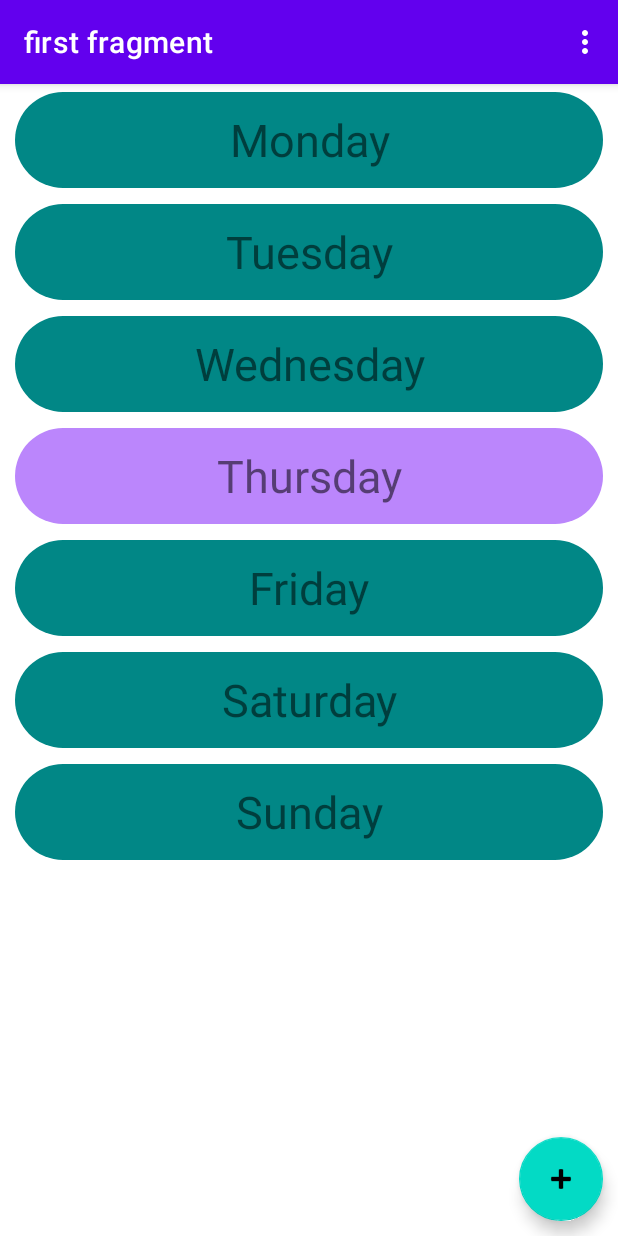
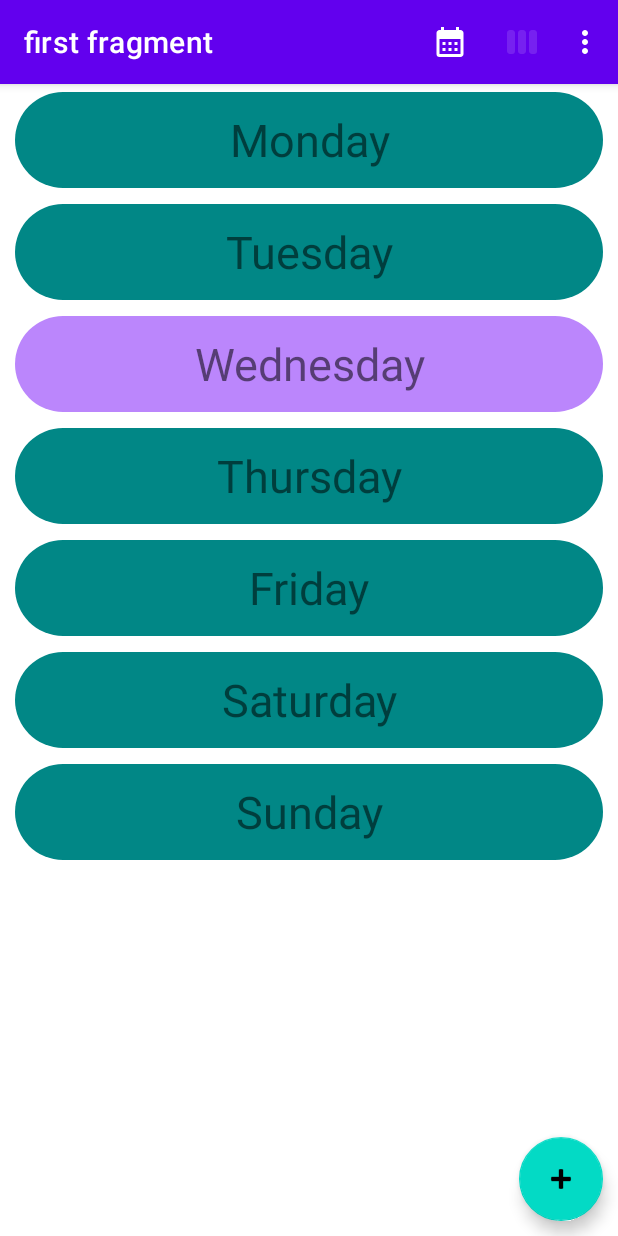
Before and after one commit to zamixn/ChoresRPG, an Android app: the screen it shows after launch (MainActivity), in the options menu, after a tap on "Delete All Save Data", on a phone screen of 412 x 824 dp. Run offline under Robolectric (Android 15) with nearby library versions, the phone set to English and light mode, and no system bars; our stand-ins replace navigation-ui.

Commit message:
monthly view

```diff
--- a/app/src/main/AndroidManifest.xml
+++ b/app/src/main/AndroidManifest.xml
@@ -27,6 +27,11 @@
                 android:name="android.app.lib_name"
                 android:value="" />
         </activity>
+        <activity
+            android:name=".MonthActivity"
+            android:exported="false"
+            android:label="@string/monthly_view"
+            android:theme="@style/Theme.ChoresRPG.NoActionBar" />
     </application>
 
 </manifest>
--- a/app/src/main/java/com/zsoftware/choresrpg/MainActivity.java
+++ b/app/src/main/java/com/zsoftware/choresrpg/MainActivity.java
@@ -1,5 +1,6 @@
 package com.zsoftware.choresrpg;
 
+import android.content.Intent;
 import android.graphics.Color;
 import android.os.Bundle;
 
@@ -7,12 +8,7 @@ import com.google.android.material.snackbar.Snackbar;
 
 import androidx.activity.EdgeToEdge;
 import androidx.activity.SystemBarStyle;
-import androidx.annotation.NonNull;
 import androidx.appcompat.app.AppCompatActivity;
-import androidx.core.graphics.Insets;
-import androidx.core.view.OnApplyWindowInsetsListener;
-import androidx.core.view.ViewCompat;
-import androidx.core.view.WindowInsetsCompat;
 
 import android.view.View;
 
@@ -44,7 +40,7 @@ public class MainActivity extends AppCompatActivity {
 
         binding = ActivityMainBinding.inflate(getLayoutInflater());
         setContentView(binding.getRoot());
-        ApplySafeAreaInsets();
+        ScreenSetup.ApplySafeAreaInsets(binding.appBar, binding.contentMain.getRoot());
 
         setSupportActionBar(binding.toolbar);
 
@@ -53,38 +49,11 @@ public class MainActivity extends AppCompatActivity {
         NavigationUI.setupActionBarWithNavController(this, navController, appBarConfiguration);
     }
 
-    // Keeps the toolbar below the status bar / camera cutout and the screen content
-    // (including buttons at the bottom) above the navigation bar and the keyboard.
-    private void ApplySafeAreaInsets()
-    {
-        final int insetTypes = WindowInsetsCompat.Type.systemBars() | WindowInsetsCompat.Type.displayCutout();
-
-        ViewCompat.setOnApplyWindowInsetsListener(binding.appBar, new OnApplyWindowInsetsListener() {
-            @NonNull
-            @Override
-            public WindowInsetsCompat onApplyWindowInsets(@NonNull View view, @NonNull WindowInsetsCompat windowInsets) {
-                Insets bars = windowInsets.getInsets(insetTypes);
-                view.setPadding(bars.left, bars.top, bars.right, 0);
-                return windowInsets;
-            }
-        });
-
-        ViewCompat.setOnApplyWindowInsetsListener(binding.contentMain.getRoot(), new OnApplyWindowInsetsListener() {
-            @NonNull
-            @Override
-            public WindowInsetsCompat onApplyWindowInsets(@NonNull View view, @NonNull WindowInsetsCompat windowInsets) {
-                Insets bars = windowInsets.getInsets(insetTypes);
-                Insets ime = windowInsets.getInsets(WindowInsetsCompat.Type.ime());
-                view.setPadding(bars.left, 0, bars.right, Math.max(bars.bottom, ime.bottom));
-                return windowInsets;
-            }
-        });
-    }
-
     @Override
     public boolean onCreateOptionsMenu(Menu menu) {
         // Inflate the menu; this adds items to the action bar if it is present.
         getMenuInflater().inflate(R.menu.menu_main, menu);
+        ScreenSetup.MarkCurrentView(menu, R.id.action_weekly_view);
         return true;
     }
 
@@ -100,10 +69,16 @@ public class MainActivity extends AppCompatActivity {
             return true;
         }
 
+        if(id == R.id.action_monthly_view)
+        {
+            startActivity(new Intent(this, MonthActivity.class));
+            return true;
+        }
+
         if(id == R.id.action_delete_all_save_data)
         {
             SaveData.Instance().DeleteAll();
-            Toast.makeText(this, "All data deleted", Toast.LENGTH_SHORT).show();
+            Toast.makeText(this, R.string.all_data_deleted, Toast.LENGTH_SHORT).show();
             return true;
         }
 
--- a/app/src/main/java/com/zsoftware/choresrpg/SaveData.java
+++ b/app/src/main/java/com/zsoftware/choresrpg/SaveData.java
@@ -21,17 +21,21 @@ public class SaveData {
         return _Instance;
     }
     private SharedPreferences SharedPreferences;
+    // Chores were first saved with Activity.getPreferences() from MainActivity, which uses a
+    // preferences file named after that activity. Open that same file by name so every activity
+    // (MainActivity, MonthActivity) reads and writes the same chore list.
+    private static final String PreferencesFileName = "MainActivity";
     public static void Initialize(Activity context)
     {
         _Instance = new SaveData();
-        _Instance.SharedPreferences = context.getPreferences(MODE_PRIVATE);
+        _Instance.SharedPreferences = context.getSharedPreferences(PreferencesFileName, MODE_PRIVATE);
     }
 
     public List<Chore> GetChoreList()
     {
         ArrayList<Chore> chores = new ArrayList<Chore>();
         String s = SharedPreferences.getString(SaveKey, "");
-        if(s == "")
+        if(s.isEmpty())
             return chores;
         String[] strings = s.split(";");
         for (int i = 0; i < strings.length; i++)
--- /dev/null
+++ b/app/src/main/java/com/zsoftware/choresrpg/ScreenSetup.java
@@ -0,0 +1,53 @@
+package com.zsoftware.choresrpg;
+
+import android.view.Menu;
+import android.view.MenuItem;
+import android.view.View;
+
+import androidx.annotation.NonNull;
+import androidx.core.graphics.Insets;
+import androidx.core.view.OnApplyWindowInsetsListener;
+import androidx.core.view.ViewCompat;
+import androidx.core.view.WindowInsetsCompat;
+
+// Shared setup for the app's activities: safe-area padding and the view switch buttons.
+public class ScreenSetup {
+    private static final int INSET_TYPES = WindowInsetsCompat.Type.systemBars() | WindowInsetsCompat.Type.displayCutout();
+
+    // Keeps the toolbar below the status bar / camera cutout and the screen content
+    // (including buttons at the bottom) above the navigation bar and the keyboard.
+    public static void ApplySafeAreaInsets(View appBar, View content)
+    {
+        ViewCompat.setOnApplyWindowInsetsListener(appBar, new OnApplyWindowInsetsListener() {
+            @NonNull
+            @Override
+            public WindowInsetsCompat onApplyWindowInsets(@NonNull View view, @NonNull WindowInsetsCompat windowInsets) {
+                Insets bars = windowInsets.getInsets(INSET_TYPES);
+                view.setPadding(bars.left, bars.top, bars.right, 0);
+                return windowInsets;
+            }
+        });
+
+        ViewCompat.setOnApplyWindowInsetsListener(content, new OnApplyWindowInsetsListener() {
+            @NonNull
+            @Override
+            public WindowInsetsCompat onApplyWindowInsets(@NonNull View view, @NonNull WindowInsetsCompat windowInsets) {
+                Insets bars = windowInsets.getInsets(INSET_TYPES);
+                Insets ime = windowInsets.getInsets(WindowInsetsCompat.Type.ime());
+                view.setPadding(bars.left, 0, bars.right, Math.max(bars.bottom, ime.bottom));
+                return windowInsets;
+            }
+        });
+    }
+
+    // Dims and disables the toolbar button of the view that is already open.
+    public static void MarkCurrentView(Menu menu, int currentViewItemId)
+    {
+        MenuItem item = menu.findItem(currentViewItemId);
+        if (item == null)
+            return;
+        item.setEnabled(false);
+        if (item.getIcon() != null)
+            item.setIcon(item.getIcon().mutate()).getIcon().setAlpha(110);
+    }
+}
--- /dev/null
+++ b/app/src/main/res/drawable/ic_monthly_view.xml
@@ -0,0 +1,11 @@
+<!-- MdCalendarMonth from react-icons (Material Design icons, Apache License 2.0) -->
+<vector xmlns:android="http://schemas.android.com/apk/res/android"
+    android:width="24dp"
+    android:height="24dp"
+    android:tint="?attr/colorControlNormal"
+    android:viewportWidth="24"
+    android:viewportHeight="24">
+    <path
+        android:fillColor="@android:color/white"
+        android:pathData="M19 4h-1V2h-2v2H8V2H6v2H5c-1.11 0-1.99.9-1.99 2L3 20a2 2 0 0 0 2 2h14c1.1 0 2-.9 2-2V6c0-1.1-.9-2-2-2m0 16H5V10h14zM9 14H7v-2h2zm4 0h-2v-2h2zm4 0h-2v-2h2zm-8 4H7v-2h2zm4 0h-2v-2h2zm4 0h-2v-2h2z" />
+</vector>
--- /dev/null
+++ b/app/src/main/res/drawable/ic_weekly_view.xml
@@ -0,0 +1,11 @@
+<!-- MdViewWeek from react-icons (Material Design icons, Apache License 2.0) -->
+<vector xmlns:android="http://schemas.android.com/apk/res/android"
+    android:width="24dp"
+    android:height="24dp"
+    android:tint="?attr/colorControlNormal"
+    android:viewportWidth="24"
+    android:viewportHeight="24">
+    <path
+        android:fillColor="@android:color/white"
+        android:pathData="M5.33 20H4c-1.1 0-2-.9-2-2V6c0-1.1.9-2 2-2h1.33c1.1 0 2 .9 2 2v12a2 2 0 0 1-2 2M22 18V6c0-1.1-.9-2-2-2h-1.33c-1.1 0-2 .9-2 2v12c0 1.1.9 2 2 2H20a2 2 0 0 0 2-2m-7.33 0V6c0-1.1-.9-2-2-2h-1.33c-1.1 0-2 .9-2 2v12c0 1.1.9 2 2 2h1.33c1.1 0 2-.9 2-2" />
+</vector>
--- a/app/src/main/res/menu/menu_main.xml
+++ b/app/src/main/res/menu/menu_main.xml
@@ -2,6 +2,18 @@
     xmlns:app="http://schemas.android.com/apk/res-auto"
     xmlns:tools="http://schemas.android.com/tools"
     tools:context="com.zsoftware.choresrpg.MainActivity">
+    <item
+        android:id="@+id/action_monthly_view"
+        android:icon="@drawable/ic_monthly_view"
+        android:orderInCategory="1"
+        android:title="@string/monthly_view"
+        app:showAsAction="always" />
+    <item
+        android:id="@+id/action_weekly_view"
+        android:icon="@drawable/ic_weekly_view"
+        android:orderInCategory="2"
+        android:title="@string/weekly_view"
+        app:showAsAction="always" />
     <item
         android:id="@+id/action_settings"
         android:orderInCategory="100"
--- a/app/src/main/res/values/colors.xml
+++ b/app/src/main/res/values/colors.xml
@@ -7,4 +7,6 @@
     <color name="teal_700">#FF018786</color>
     <color name="black">#FF000000</color>
     <color name="white">#FFFFFFFF</color>
+    <color name="calendar_day_border">#33808080</color>
+    <color name="calendar_today_fill">#226200EE</color>
 </resources>
--- a/app/src/main/res/values/strings.xml
+++ b/app/src/main/res/values/strings.xml
@@ -31,5 +31,8 @@
     <string name="week_day_button_sunday_full">Sunday</string>
 
     <string name="delete_all_save_data">Delete All Save Data</string>
+    <string name="all_data_deleted">All data deleted</string>
+    <string name="monthly_view">Monthly view</string>
+    <string name="weekly_view">Weekly view</string>
     <string name="chore_icon">Chore Icon</string>
 </resources>
```
Also changed, not shown: app/src/main/java/com/zsoftware/choresrpg/MonthActivity.java (added, +204 -0 lines), app/src/main/res/drawable/calendar_day_background.xml (added, +7 -0 lines), app/src/main/res/drawable/calendar_day_today.xml (added, +8 -0 lines), app/src/main/res/layout/activity_month.xml (added, +40 -0 lines), app/src/main/res/layout/calendar_day_cell.xml (added, +25 -0 lines), app/src/main/res/layout/calendar_day_chore.xml (added, +12 -0 lines), app/src/main/res/layout/calendar_week_day_header.xml (added, +11 -0 lines), app/src/main/res/values/dimens.xml (+8 -0 lines).
